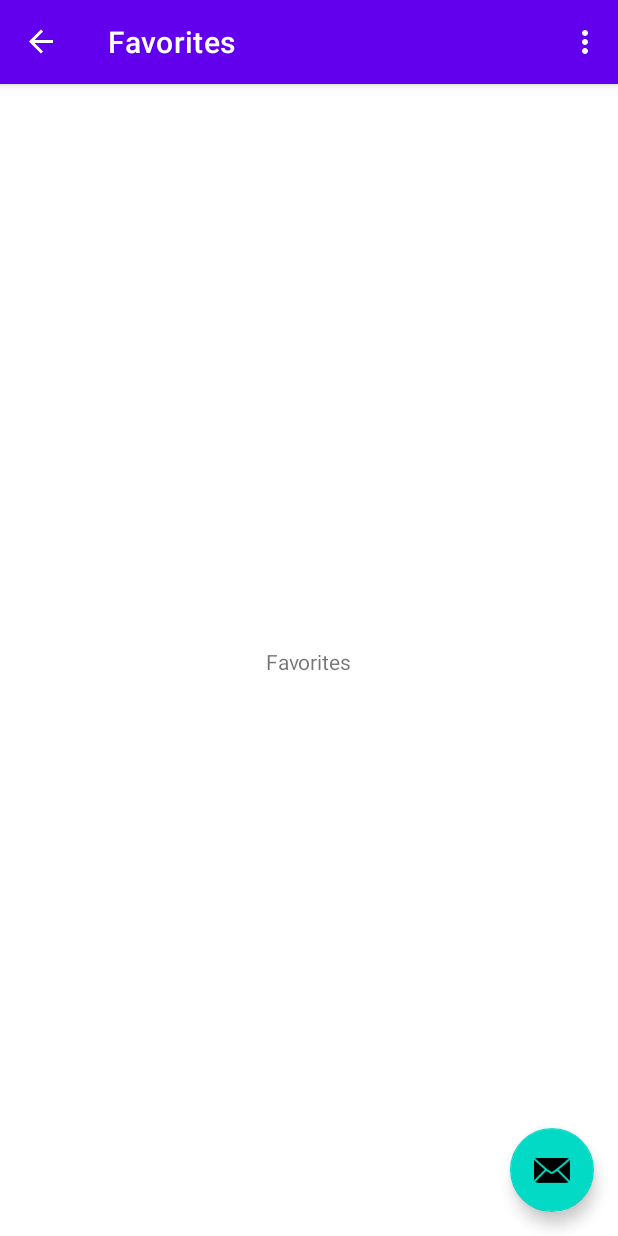
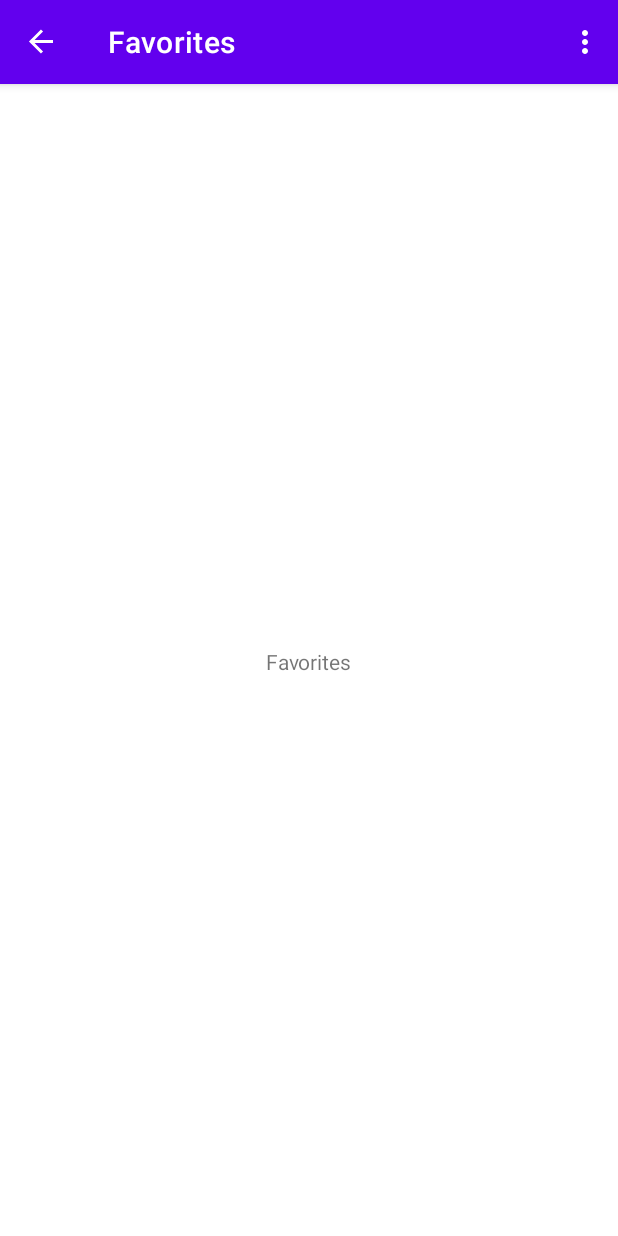
Before and after one commit to ikiugu/weather-app, an Android app: the screen it shows after launch (MainActivity), in the side drawer, after a tap on "Favorites", on a phone screen of 412 x 824 dp. Run offline under Robolectric (Android 15) with nearby library versions, the light colour scheme and no system bars; our stand-ins replace navigation-ui.

Commit message:
removed unnecessary fab

```diff
--- a/app/src/main/java/com/ikiugu/weather/MainActivity.kt
+++ b/app/src/main/java/com/ikiugu/weather/MainActivity.kt
@@ -30,10 +30,6 @@
 
         setSupportActionBar(binding.appBarMain.toolbar)
 
-        binding.appBarMain.fab.setOnClickListener { view ->
-            Snackbar.make(view, "Replace with your own action", Snackbar.LENGTH_LONG)
-                .setAction("Action", null).show()
-        }
         val drawerLayout: DrawerLayout = binding.drawerLayout
         val navView: NavigationView = binding.navView
         val navController = findNavController(R.id.nav_host_fragment_content_main)
--- a/app/src/main/res/layout/app_bar_main.xml
+++ b/app/src/main/res/layout/app_bar_main.xml
@@ -22,12 +22,4 @@
 
     <include layout="@layout/content_main" />
 
-    <com.google.android.material.floatingactionbutton.FloatingActionButton
-        android:id="@+id/fab"
-        android:layout_width="wrap_content"
-        android:layout_height="wrap_content"
-        android:layout_gravity="bottom|end"
-        android:layout_margin="@dimen/fab_margin"
-        app:srcCompat="@android:drawable/ic_dialog_email" />
-
 </androidx.coordinatorlayout.widget.CoordinatorLayout>
```
Also changed, not shown: 1 other file.
